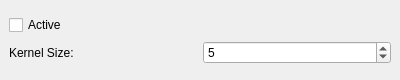
Before: the Qt Designer form src/WhiskerToolbox/Media_Widget/MediaProcessing_Widget/ProcessingOptions/MedianWidget.ui in paulmthompson/WhiskerToolbox, drawn with Qt 5.
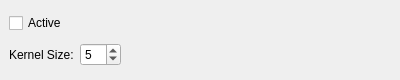
After: the same form once the commit is applied.

Diff of the .ui file:
```diff
--- a/src/WhiskerToolbox/Media_Widget/MediaProcessing_Widget/ProcessingOptions/MedianWidget.ui
+++ b/src/WhiskerToolbox/Media_Widget/MediaProcessing_Widget/ProcessingOptions/MedianWidget.ui
@@ -13,7 +13,7 @@
   <property name="windowTitle">
    <string>Form</string>
   </property>
-  <layout class="QVBoxLayout" name="verticalLayout">
+  <layout class="QHBoxLayout" name="horizontalLayout">
    <property name="spacing">
     <number>6</number>
    </property>
@@ -69,6 +69,19 @@
      </item>
     </layout>
    </item>
+   <item>
+    <spacer name="horizontalSpacer">
+     <property name="orientation">
+      <enum>Qt::Orientation::Horizontal</enum>
+     </property>
+     <property name="sizeHint" stdset="0">
+      <size>
+       <width>40</width>
+       <height>20</height>
+      </size>
+     </property>
+    </spacer>
+   </item>
   </layout>
  </widget>
  <resources/>
```
Left out of the diff: 4 changed lines with no effect on the pictures.
